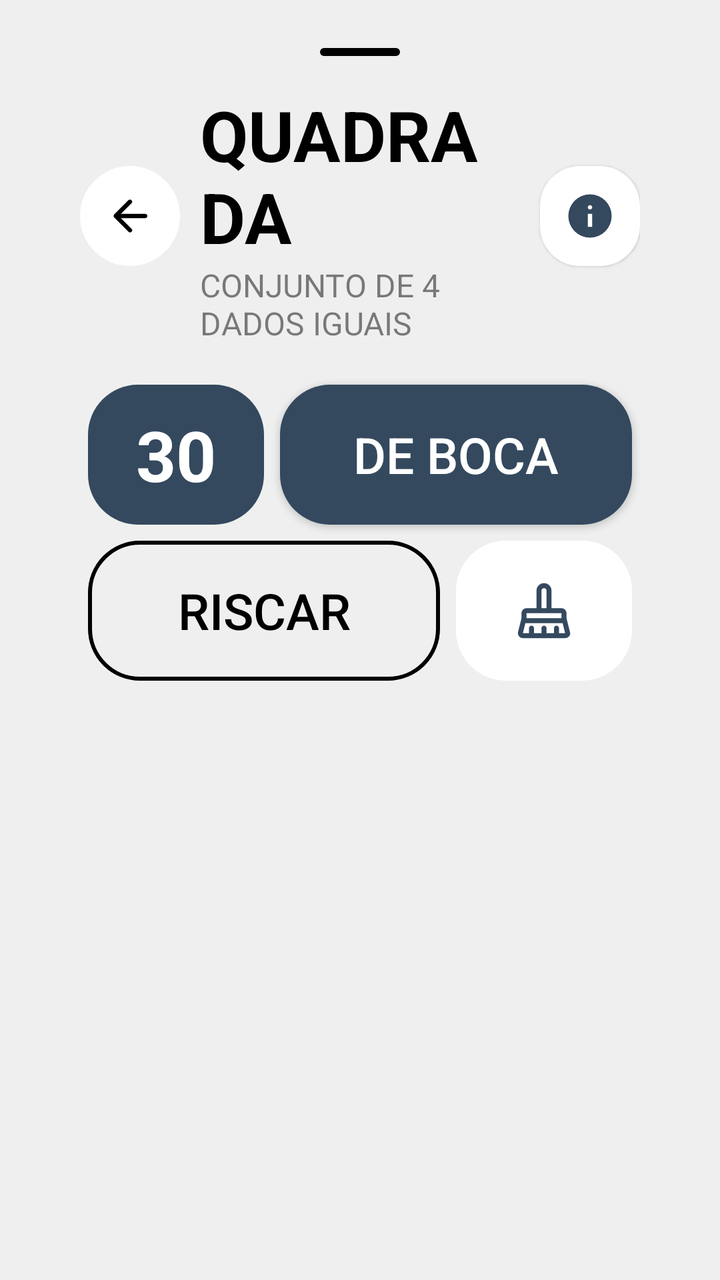
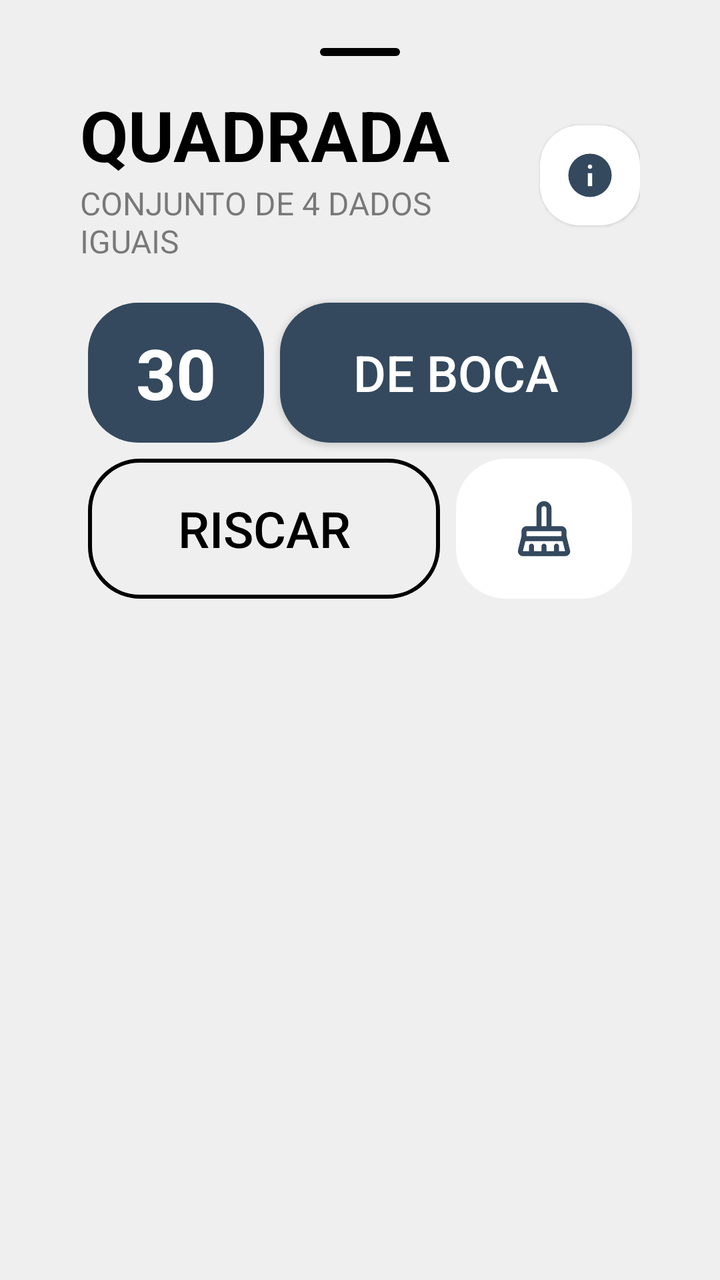

The first picture is an Android layout as it rendered before a commit; the second is the same layout after the commit. The layout source and the unified diff follow.
<!-- AndroidManifest.xml: application theme Base.Theme.KingOfBozo.Standard -->
<!-- res/layout/box_quadrada.xml -->
<?xml version="1.0" encoding="utf-8"?>
<LinearLayout xmlns:android="http://schemas.android.com/apk/res/android"
    xmlns:app="http://schemas.android.com/apk/res-auto"
    xmlns:tools="http://schemas.android.com/tools"
    android:id="@+id/numbers_points"
    android:layout_width="match_parent"
    android:layout_height="wrap_content"
    android:backgroundTint="?attr/customBackground"
    android:background="@drawable/bottom_sheet_background"
    android:orientation="vertical"
    android:padding="24dp">

    <ImageView
        android:layout_width="40dp"
        android:layout_height="4dp"
        android:layout_gravity="center_horizontal"
        android:layout_marginBottom="16dp"
        app:tint="?attr/textFillColor"
        android:src="@drawable/background_card_dark" />


    <LinearLayout
        android:id="@+id/action_bar"
        android:layout_width="match_parent"
        android:layout_height="wrap_content"
        android:paddingHorizontal="16dp"
        android:gravity="center"
        tools:ignore="MissingConstraints">

        <ImageView
            android:id="@+id/button_cancel"
            android:layout_width="50dp"
            android:layout_height="50dp"
            android:backgroundTint="?attr/cardBackgroundColor"
            android:background="@drawable/background_circle_yellow"
            android:padding="12dp"
            android:layout_marginRight="10dp"
            app:tint="?attr/textFillColor"
            android:src="@drawable/ic_arrow_back"
            tools:ignore="ContentDescription" />

        <LinearLayout
            android:layout_width="wrap_content"
            android:layout_height="wrap_content"
            android:orientation="vertical"
            android:layout_weight="1"
            app:layout_constraintStart_toEndOf="@+id/button_back">



            <TextView
                android:id="@+id/scoring_title"
                android:layout_width="wrap_content"
                android:layout_height="wrap_content"
                android:text="QUADRADA"
                android:textColor="?attr/textFillColor"
                android:textSize="35sp"
                android:textStyle="bold" />
            <TextView
                android:layout_width="wrap_content"
                android:layout_height="wrap_content"
                android:text="CONJUNTO DE 4 DADOS IGUAIS"
                android:alpha="0.5"
                android:textColor="?attr/textFillColor"
                android:textSize="16sp" />

        </LinearLayout>

        <ImageView
            android:id="@+id/button_info"
            android:layout_width="50dp"
            android:layout_height="50dp"
            android:backgroundTint="?attr/cardBackgroundColor"
            android:background="@drawable/background_card_de_boca"
            android:padding="12dp"
            android:layout_marginStart="15dp"
            app:tint="?attr/colorPrimary"
            android:src="@drawable/ic_info"
            android:elevation="1dp"
            tools:ignore="ContentDescription" />
    </LinearLayout>

    <LinearLayout
        android:id="@+id/info_dados"
        android:layout_width="match_parent"
        android:layout_height="wrap_content"
        android:paddingHorizontal="16dp"
        android:paddingTop="16dp"
        android:visibility="gone"
        android:gravity="center_horizontal">

        <ImageView
            android:layout_height="50dp"
            android:layout_width="50dp"
            android:backgroundTint="?attr/cardBackgroundColor"
            android:background="@drawable/background_card_de_boca"
            android:src="@drawable/ic_dice_5"
            app:tint="?attr/colorPrimary"
            android:elevation="2dp"
            android:layout_margin="4dp"/>

        <ImageView
            android:layout_height="50dp"
            android:layout_width="50dp"
            android:backgroundTint="?attr/cardBackgroundColor"
            android:background="@drawable/background_card_de_boca"
            android:src="@drawable/ic_dice_5"
            app:tint="?attr/colorPrimary"
            android:elevation="2dp"
            android:layout_margin="4dp"/>

        <ImageView
            android:layout_height="50dp"
            android:layout_width="50dp"
            android:backgroundTint="?attr/cardBackgroundColor"
            android:background="@drawable/background_card_de_boca"
            android:src="@drawable/ic_dice_5"
            app:tint="?attr/colorPrimary"
            android:elevation="2dp"
            android:layout_margin="4dp"/>

        <ImageView
            android:layout_height="50dp"
            android:layout_width="50dp"
            android:backgroundTint="?attr/cardBackgroundColor"
            android:background="@drawable/background_card_de_boca"
            android:src="@drawable/ic_dice_5"
            app:tint="?attr/colorPrimary"
            android:elevation="2dp"
            android:layout_margin="4dp"/>



    </LinearLayout>

    <LinearLayout
        android:layout_width="match_parent"
        android:layout_height="wrap_content"
        android:orientation="vertical"
        android:padding="16dp">

        <GridLayout
            xmlns:android="http://schemas.android.com/apk/res/android"
            xmlns:app="http://schemas.android.com/apk/res-auto"
            android:layout_width="match_parent"
            android:layout_height="wrap_content"
            android:columnCount="3"
            android:rowCount="2">

            <TextView
                android:id="@+id/valor_01"
                android:layout_height="70dp"
                android:layout_width="0dp"
                android:backgroundTint="?attr/colorPrimary"
                android:background="@drawable/background_card_black"
                android:textColor="?attr/customTextBackground"
                android:text="30"
                android:textSize="35dp"
                android:textStyle="bold"
                android:gravity="center"
                android:layout_row="0"
                android:layout_column="0"
                android:layout_columnWeight="1"
                android:layout_gravity="fill"
                android:layout_margin="4dp"/>

            <Button
                android:id="@+id/valor_boca"
                android:layout_height="70dp"
                android:layout_width="0dp"
                app:backgroundTint="?attr/colorPrimary"
                android:background="@drawable/background_card_black"
                app:cornerRadius="20dp"
                android:text="DE BOCA"
                android:textSize="25dp"
                android:textColor="?attr/customTextBackground"
                app:icon="@drawable/ic_de_boca"
                app:iconSize="25dp"
                app:iconTint="?attr/customTextBackground"
                android:gravity="center"
                android:layout_row="0"
                android:layout_column="1"
                android:layout_columnSpan="2"
                android:layout_columnWeight="1"
                android:layout_gravity="fill"
                android:layout_margin="4dp" />



            <ImageView
                android:id="@+id/btn_nulo"
                android:layout_height="70dp"
                android:layout_width="0dp"
                android:backgroundTint="?attr/cardBackgroundColor"
                android:background="@drawable/background_card_black"
                android:src="@drawable/ic_clear"
                app:tint="?attr/colorPrimary"
                android:layout_row="1"
                android:layout_column="2"
                android:layout_columnWeight="1"
                android:layout_gravity="fill"
                android:padding="20dp"
                android:layout_margin="4dp"/>

            <Button
                android:id="@+id/btn_riscar"
                android:layout_height="70dp"
                android:layout_width="0dp"
                app:backgroundTint="?attr/textFillColor"
                android:background="@drawable/background_score_option_riscar"
                app:cornerRadius="20dp"
                android:text="RISCAR"
                android:textSize="25dp"
                android:textColor="?attr/textFillColor"
                app:icon="@drawable/ic_riscar"
                app:iconSize="25dp"
                app:iconTint="?attr/textFillColor"
                android:gravity="center"
                android:layout_row="1"
                android:layout_column="0"
                android:layout_columnSpan="2"
                android:layout_columnWeight="2"
                android:layout_gravity="fill"
                android:layout_margin="4dp" />


        </GridLayout>

    </LinearLayout>


</LinearLayout>
<!-- resources referenced by this layout -->
<resources>
  <!-- drawable background_card_black (drawable) -->
  <shape xmlns:android="http://schemas.android.com/apk/res/android"
      android:shape="rectangle">
      <solid android:color="@color/fundo_light" />
      <corners android:radius="25dp" />
  </shape>
  <!-- drawable background_card_dark (drawable) -->
  <shape xmlns:android="http://schemas.android.com/apk/res/android"
      android:shape="rectangle">
      <solid android:color="@color/fundo_light" />
      <corners android:radius="100dp" />
  </shape>
  <!-- drawable background_card_de_boca (drawable) -->
  <shape xmlns:android="http://schemas.android.com/apk/res/android"
      android:shape="rectangle">
      <solid android:color="@color/fundo_light" />
      <corners android:radius="20dp" />
  </shape>
  <!-- drawable background_circle_yellow (drawable) -->
  <?xml version="1.0" encoding="utf-8"?>
  <shape xmlns:android="http://schemas.android.com/apk/res/android"
      android:shape="oval">
      <solid android:color="@color/fundo_light" />
  </shape>
  <!-- drawable background_score_option_riscar (drawable) -->
  <shape xmlns:android="http://schemas.android.com/apk/res/android"
      android:shape="rectangle">
      <corners android:radius="25dp" />
      <stroke android:width="2dp" android:color="@color/fundo_light" />
      <solid android:color="@android:color/transparent" />
  </shape>
  <!-- drawable bottom_sheet_background (drawable) -->
  <?xml version="1.0" encoding="utf-8"?>
  <shape xmlns:android="http://schemas.android.com/apk/res/android"
      android:shape="rectangle">
      <solid android:color="@color/fundo_light"/>
      <corners android:topLeftRadius="55dp" android:topRightRadius="55dp"/>
  </shape>
  <!-- drawable ic_arrow_back (drawable) -->
  <vector xmlns:android="http://schemas.android.com/apk/res/android"
      android:width="24dp"
      android:height="24dp"
      android:viewportWidth="960"
      android:viewportHeight="960"
      android:tint="@color/fundo_light"
      android:autoMirrored="true">
    <path
        android:fillColor="@android:color/white"
        android:pathData="M313,520L509,716Q521,728 520.5,744Q520,760 508,772Q496,783 480,783.5Q464,784 452,772L188,508Q182,502 179.5,495Q177,488 177,480Q177,472 179.5,465Q182,458 188,452L452,188Q463,177 479.5,177Q496,177 508,188Q520,200 520,216.5Q520,233 508,245L313,440L760,440Q777,440 788.5,451.5Q800,463 800,480Q800,497 788.5,508.5Q777,520 760,520L313,520Z"/>
  </vector>
  <!-- drawable ic_de_boca (drawable) -->
  <vector xmlns:android="http://schemas.android.com/apk/res/android"
      android:width="24dp"
      android:height="24dp"
      android:viewportWidth="960"
      android:viewportHeight="960"
      android:tint="?attr/colorControlNormal">
    <path
        android:fillColor="@android:color/white"
        android:pathData="M320,880L360,600L160,600L520,80L600,80L560,400L800,400L400,880L320,880Z"/>
  </vector>
  <!-- drawable ic_riscar (drawable) -->
  <vector xmlns:android="http://schemas.android.com/apk/res/android"
      android:width="24dp"
      android:height="24dp"
      android:viewportWidth="960"
      android:viewportHeight="960"
      android:tint="?attr/colorControlNormal">
    <path
        android:fillColor="@android:color/white"
        android:pathData="M753,640L673,560L800,560L800,640L753,640ZM640,527L433,320L560,320L560,160L640,160L640,320L800,320L800,400L640,400L640,527ZM400,287L320,207L320,160L400,160L400,287ZM791,904L640,753L640,800L560,800L560,673L527,640L400,640L400,800L320,800L320,640L160,640L160,560L320,560L320,433L287,400L160,400L160,320L207,320L56,169L112,112L848,848L791,904Z"/>
  </vector>
  <color name="fundo_light">#EFEFEF</color>
  <color name="padrao">#34495e</color>
  <color name="text_dark">#000000</color>
  <color name="text_light">#FFFFFF</color>
  <color name="icon_dark">#000000</color>
  <color name="icon_light">#FFFFFF</color>
  <color name="card_light">#FFFFFF</color>
  <color name="card_dark">#313131</color>
  <!-- unchanged entries left out for length: 5 -->
</resources>

<!-- the commit's change to res/layout/box_quadrada.xml (unified diff, before → after) -->
@@ -27,17 +27,17 @@
         android:gravity="center"
         tools:ignore="MissingConstraints">
 
-        <ImageView
-            android:id="@+id/button_cancel"
-            android:layout_width="50dp"
-            android:layout_height="50dp"
-            android:backgroundTint="?attr/cardBackgroundColor"
-            android:background="@drawable/background_circle_yellow"
-            android:padding="12dp"
-            android:layout_marginRight="10dp"
-            app:tint="?attr/textFillColor"
-            android:src="@drawable/ic_arrow_back"
-            tools:ignore="ContentDescription" />
+
+
+
+
+
+
+
+
+
+
+
 
         <LinearLayout
             android:layout_width="wrap_content"
<!-- resource entries referenced after the edit -->
@@ -18,12 +18,6 @@
       <solid android:color="@color/fundo_light" />
       <corners android:radius="20dp" />
   </shape>
-  <!-- drawable background_circle_yellow (drawable) -->
-  <?xml version="1.0" encoding="utf-8"?>
-  <shape xmlns:android="http://schemas.android.com/apk/res/android"
-      android:shape="oval">
-      <solid android:color="@color/fundo_light" />
-  </shape>
   <!-- drawable background_score_option_riscar (drawable) -->
   <shape xmlns:android="http://schemas.android.com/apk/res/android"
       android:shape="rectangle">
@@ -38,18 +32,6 @@
       <solid android:color="@color/fundo_light"/>
       <corners android:topLeftRadius="55dp" android:topRightRadius="55dp"/>
   </shape>
-  <!-- drawable ic_arrow_back (drawable) -->
-  <vector xmlns:android="http://schemas.android.com/apk/res/android"
-      android:width="24dp"
-      android:height="24dp"
-      android:viewportWidth="960"
-      android:viewportHeight="960"
-      android:tint="@color/fundo_light"
-      android:autoMirrored="true">
-    <path
-        android:fillColor="@android:color/white"
-        android:pathData="M313,520L509,716Q521,728 520.5,744Q520,760 508,772Q496,783 480,783.5Q464,784 452,772L188,508Q182,502 179.5,495Q177,488 177,480Q177,472 179.5,465Q182,458 188,452L452,188Q463,177 479.5,177Q496,177 508,188Q520,200 520,216.5Q520,233 508,245L313,440L760,440Q777,440 788.5,451.5Q800,463 800,480Q800,497 788.5,508.5Q777,520 760,520L313,520Z"/>
-  </vector>
   <!-- drawable ic_de_boca (drawable) -->
   <vector xmlns:android="http://schemas.android.com/apk/res/android"
       android:width="24dp"
